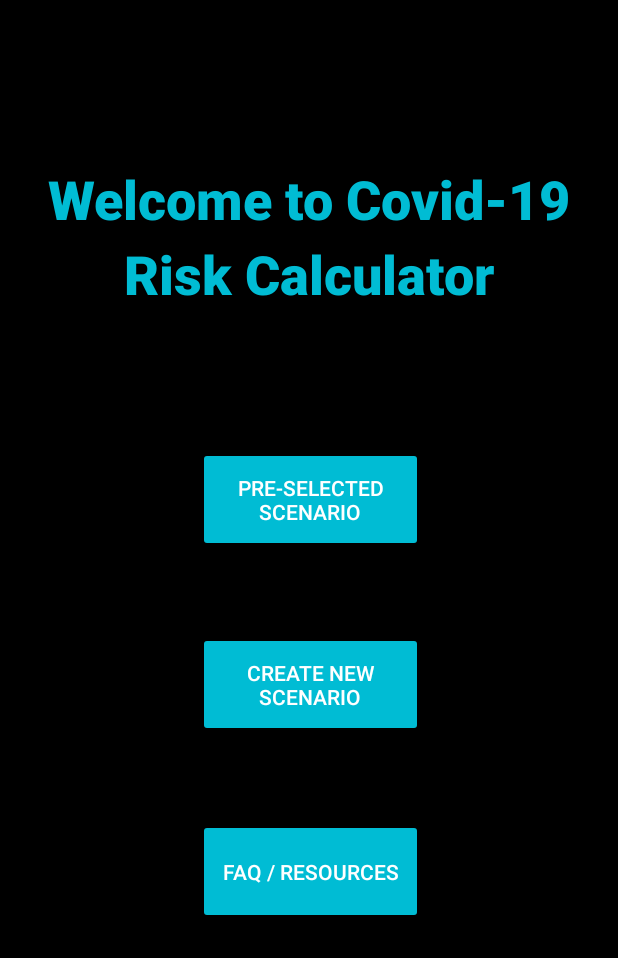
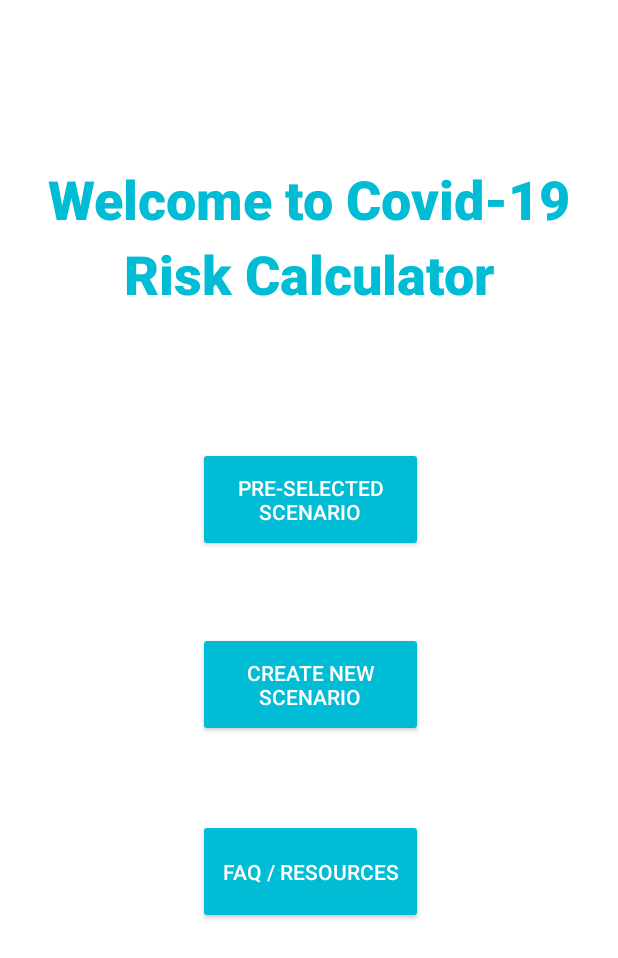
Before and after one commit to Mobile-Programing-Covid-Calculator/Master, an Android app: the welcome_screen screen opened directly, with no data from a screen before it, on a phone screen of 412 x 824 dp. Shown: the top 958 px of the screen. Run offline under Robolectric (Android 15) with nearby library versions, the phone set to English and light mode, and no system bars.

Commit message:
Update activity_welcome_screen.xml

```diff
--- a/app/src/main/res/layout/activity_welcome_screen.xml
+++ b/app/src/main/res/layout/activity_welcome_screen.xml
@@ -4,7 +4,7 @@
     xmlns:tools="http://schemas.android.com/tools"
     android:layout_width="match_parent"
     android:layout_height="match_parent"
-    android:background="#000000"
+    android:background="#FFFFFF"
     tools:context=".welcome_screen">
 
     <TextView
```
